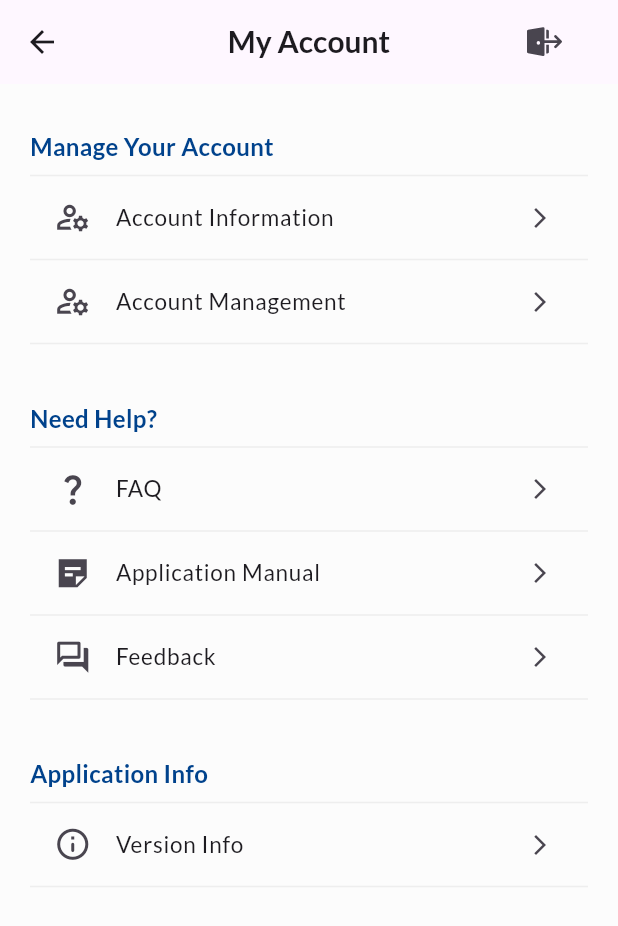
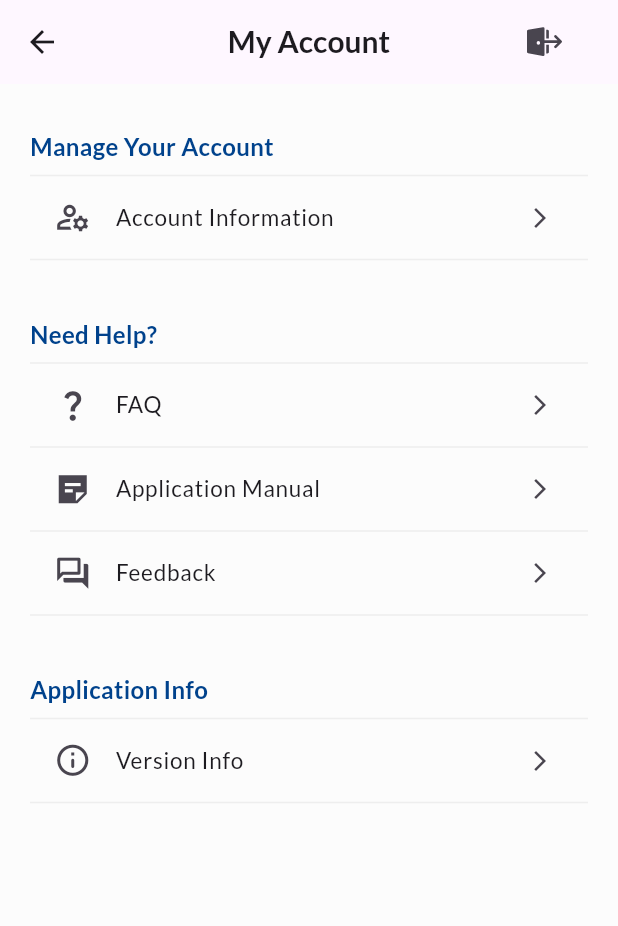
Before and after one commit to AfiqNSE/store_management_flutter_app, a Flutter app: the AccountView screen opened directly, on a phone screen of 412 x 824 dp. Shown: the top 926 px of the screen. Run offline on Flutter 3.47's test engine with Material 3 defaults, Android fonts, the phone set to English and light mode, and no system bars; our stand-ins replace dropdown_button2, firebase_core, firebase_messaging, fluentui_system_icons, flutter_local_notifications, flutter_secure_storage and 3 more; missing offline and left inert: flutter_barcode_scanner, syncfusion_flutter_signaturepad; accounts and stored records are empty; project files that could hold a hidden picture were left out.

Commit message:
Update account view

```diff
--- a/lib/view/account/account_view.dart
+++ b/lib/view/account/account_view.dart
@@ -1,6 +1,8 @@
 import 'package:fluentui_system_icons/fluentui_system_icons.dart';
 import 'package:flutter/material.dart';
 import 'package:store_management_system/models/color_model.dart';
+import 'package:store_management_system/utils/main_utils.dart';
+import 'package:store_management_system/view/account/user_profile_view.dart';
 import 'package:store_management_system/view/login/login_view.dart';
 
 class AccountView extends StatefulWidget {
@@ -74,29 +76,10 @@ class _AccountViewState extends State<AccountView> {
                       Icons.arrow_forward_ios_outlined,
                       size: 16,
                     ),
-                    onTap: () {},
-                  ),
-                  Divider(
-                    color: Colors.grey.shade200,
-                  ),
-                  ListTile(
-                    visualDensity: const VisualDensity(vertical: -4),
-                    leading: const Icon(
-                      Icons.manage_accounts_outlined,
-                      size: 25,
-                    ),
-                    title: const Text(
-                      "Account Management",
-                      style: TextStyle(
-                        fontWeight: FontWeight.w500,
-                        fontSize: 15,
-                      ),
-                    ),
-                    trailing: const Icon(
-                      Icons.arrow_forward_ios_outlined,
-                      size: 16,
-                    ),
-                    onTap: () {},
+                    onTap: () {
+                      Navigator.of(context).push(SlideRoute(
+                          page: const UserProfile(), toRight: false));
+                    },
                   ),
                   Divider(
                     color: Colors.grey.shade200,
```
